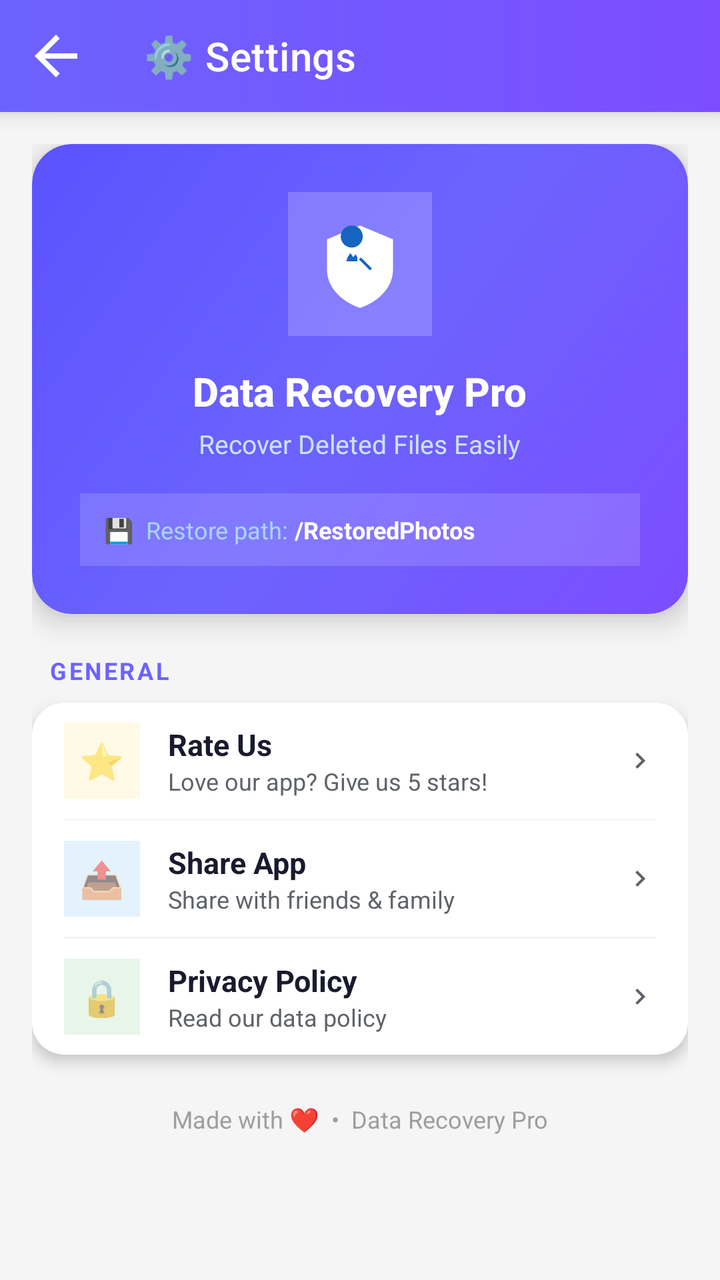
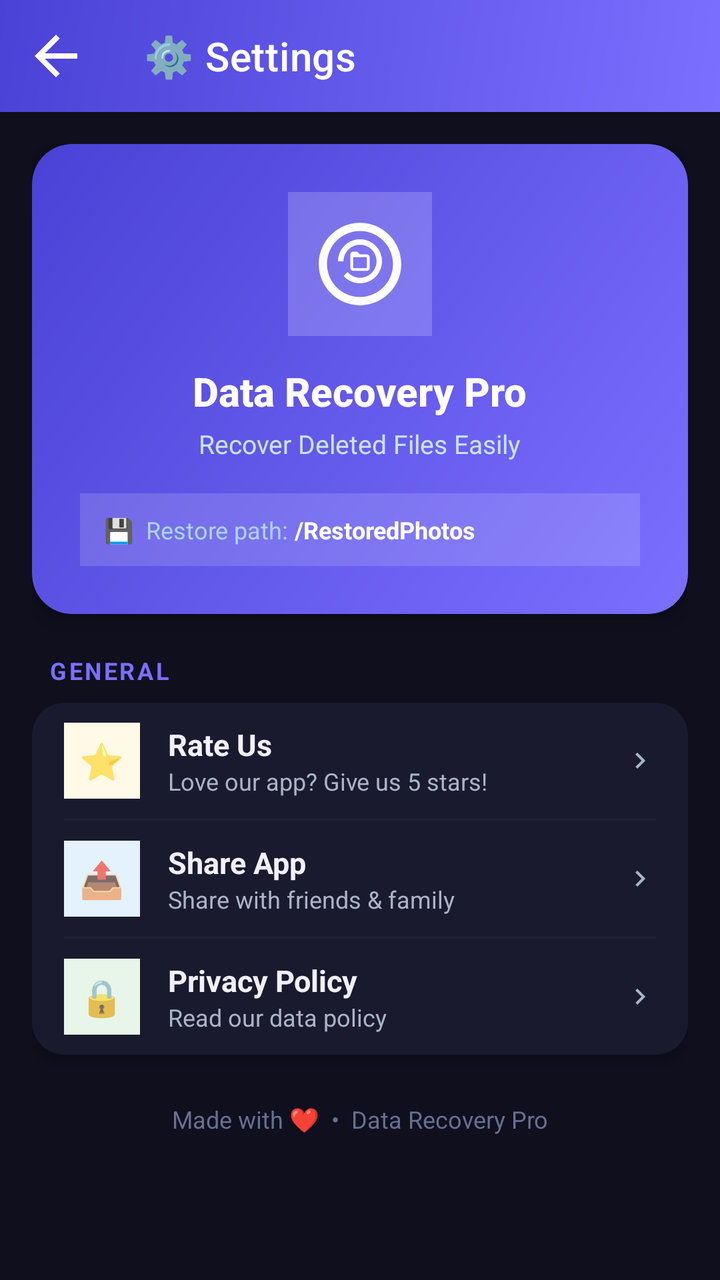

Two renders of the same Android screen: before a commit and after it. Below are the layout's source before the change and the commit's diff.
<!-- AndroidManifest.xml: application theme Theme.PhotoRecoveryNew -->
<!-- res/layout/activity_setting.xml -->
<?xml version="1.0" encoding="utf-8"?>
<RelativeLayout xmlns:android="http://schemas.android.com/apk/res/android"
    xmlns:app="http://schemas.android.com/apk/res-auto"
    xmlns:tools="http://schemas.android.com/tools"
    android:layout_width="match_parent"
    android:layout_height="match_parent"
    android:background="@color/colorBackground"
    tools:context=".activity.SettingActivity">

    
    <com.google.android.material.appbar.AppBarLayout
        android:id="@+id/appbar"
        android:layout_width="match_parent"
        android:layout_height="wrap_content"
        android:background="@drawable/bg_toolbar_gradient"
        android:elevation="6dp">

        <com.google.android.material.appbar.MaterialToolbar
            android:id="@+id/toolBar"
            android:layout_width="match_parent"
            android:layout_height="?attr/actionBarSize"
            android:background="@android:color/transparent"
            app:navigationIcon="@drawable/ic_back_white"
            app:title="⚙️ Settings"
            app:titleTextColor="@color/white" />
    </com.google.android.material.appbar.AppBarLayout>

    
    <ScrollView
        android:layout_width="match_parent"
        android:layout_height="match_parent"
        android:layout_below="@id/appbar"
        android:scrollbars="none">

        <LinearLayout
            android:layout_width="match_parent"
            android:layout_height="wrap_content"
            android:orientation="vertical"
            android:padding="16dp">

            
            <androidx.cardview.widget.CardView
                android:layout_width="match_parent"
                android:layout_height="wrap_content"
                android:layout_marginBottom="20dp"
                app:cardCornerRadius="20dp"
                app:cardElevation="8dp">

                <LinearLayout
                    android:layout_width="match_parent"
                    android:layout_height="wrap_content"
                    android:background="@drawable/bg_banner_gradient"
                    android:orientation="vertical"
                    android:gravity="center"
                    android:padding="24dp">

                    
                    <LinearLayout
                        android:layout_width="72dp"
                        android:layout_height="72dp"
                        android:gravity="center"
                        android:background="#30FFFFFF"
                        android:layout_marginBottom="14dp">
                        <ImageView
                            android:layout_width="44dp"
                            android:layout_height="44dp"
                            android:src="@drawable/ic_app_logo"/>
                    </LinearLayout>

                    <TextView
                        android:layout_width="wrap_content"
                        android:layout_height="wrap_content"
                        android:text="Data Recovery Pro"
                        android:textColor="@color/white"
                        android:textSize="20sp"
                        android:textStyle="bold"
                        android:fontFamily="sans-serif-medium"/>

                    <TextView
                        android:layout_width="wrap_content"
                        android:layout_height="wrap_content"
                        android:text="Recover Deleted Files Easily"
                        android:textColor="#CCE3FF"
                        android:textSize="13sp"
                        android:layout_marginTop="4dp"/>

                    
                    <LinearLayout
                        android:layout_width="match_parent"
                        android:layout_height="wrap_content"
                        android:orientation="horizontal"
                        android:gravity="center"
                        android:background="#25FFFFFF"
                        android:paddingHorizontal="12dp"
                        android:paddingVertical="10dp"
                        android:layout_marginTop="16dp">

                        <TextView
                            android:layout_width="wrap_content"
                            android:layout_height="wrap_content"
                            android:text="💾  Restore path: "
                            android:textColor="#AAD4FF"
                            android:textSize="12sp"/>

                        <TextView
                            android:id="@+id/storagePath"
                            android:layout_width="0dp"
                            android:layout_height="wrap_content"
                            android:layout_weight="1"
                            android:text="/RestoredPhotos"
                            android:textColor="@color/white"
                            android:textSize="12sp"
                            android:textStyle="bold"
                            android:ellipsize="middle"
                            android:singleLine="true"/>
                    </LinearLayout>
                </LinearLayout>
            </androidx.cardview.widget.CardView>

            
            <TextView
                android:layout_width="wrap_content"
                android:layout_height="wrap_content"
                android:text="  GENERAL"
                android:textColor="@color/colorPrimary"
                android:textSize="12sp"
                android:textStyle="bold"
                android:letterSpacing="0.1"
                android:layout_marginBottom="8dp"/>

            
            <androidx.cardview.widget.CardView
                android:layout_width="match_parent"
                android:layout_height="wrap_content"
                android:layout_marginBottom="20dp"
                app:cardCornerRadius="16dp"
                app:cardElevation="4dp"
                app:cardBackgroundColor="@color/white">

                <LinearLayout
                    android:layout_width="match_parent"
                    android:layout_height="wrap_content"
                    android:orientation="vertical">

                    
                    <LinearLayout
                        android:id="@+id/ratting"
                        android:layout_width="match_parent"
                        android:layout_height="58dp"
                        android:orientation="horizontal"
                        android:gravity="center_vertical"
                        android:paddingHorizontal="16dp"
                        android:background="?attr/selectableItemBackground"
                        android:clickable="true"
                        android:focusable="true">

                        <LinearLayout
                            android:layout_width="38dp"
                            android:layout_height="38dp"
                            android:gravity="center"
                            android:background="#FFF9E6"
                            android:layout_marginEnd="14dp">
                            <TextView android:layout_width="wrap_content" android:layout_height="wrap_content"
                                android:text="⭐" android:textSize="18sp"/>
                        </LinearLayout>

                        <LinearLayout
                            android:layout_width="0dp"
                            android:layout_height="wrap_content"
                            android:layout_weight="1"
                            android:orientation="vertical">
                            <TextView android:layout_width="wrap_content" android:layout_height="wrap_content"
                                android:text="Rate Us"
                                android:textColor="@color/colorTextPrimary"
                                android:textSize="15sp"
                                android:textStyle="bold"/>
                            <TextView android:layout_width="wrap_content" android:layout_height="wrap_content"
                                android:text="Love our app? Give us 5 stars!"
                                android:textColor="@color/colorTextSecondary"
                                android:textSize="12sp"/>
                        </LinearLayout>

                        <ImageView android:layout_width="16dp" android:layout_height="16dp"
                            android:src="@drawable/ic_chevron_right" app:tint="@color/colorTextSecondary"/>
                    </LinearLayout>

                    <View android:layout_width="match_parent" android:layout_height="1dp"
                        android:background="@color/md_grey_100" android:layout_marginHorizontal="16dp"/>

                    
                    <LinearLayout
                        android:id="@+id/share"
                        android:layout_width="match_parent"
                        android:layout_height="58dp"
                        android:orientation="horizontal"
                        android:gravity="center_vertical"
                        android:paddingHorizontal="16dp"
                        android:background="?attr/selectableItemBackground"
                        android:clickable="true"
                        android:focusable="true">

                        <LinearLayout
                            android:layout_width="38dp"
                            android:layout_height="38dp"
                            android:gravity="center"
                            android:background="#E3F2FD"
                            android:layout_marginEnd="14dp">
                            <TextView android:layout_width="wrap_content" android:layout_height="wrap_content"
                                android:text="📤" android:textSize="18sp"/>
                        </LinearLayout>

                        <LinearLayout
                            android:layout_width="0dp"
                            android:layout_height="wrap_content"
                            android:layout_weight="1"
                            android:orientation="vertical">
                            <TextView android:layout_width="wrap_content" android:layout_height="wrap_content"
                                android:text="Share App"
                                android:textColor="@color/colorTextPrimary"
                                android:textSize="15sp"
                                android:textStyle="bold"/>
                            <TextView android:layout_width="wrap_content" android:layout_height="wrap_content"
                                android:text="Share with friends &amp; family"
                                android:textColor="@color/colorTextSecondary"
                                android:textSize="12sp"/>
                        </LinearLayout>

                        <ImageView android:layout_width="16dp" android:layout_height="16dp"
                            android:src="@drawable/ic_chevron_right" app:tint="@color/colorTextSecondary"/>
                    </LinearLayout>

                    <View android:layout_width="match_parent" android:layout_height="1dp"
                        android:background="@color/md_grey_100" android:layout_marginHorizontal="16dp"/>

                    
                    <LinearLayout
                        android:id="@+id/privacy_policy"
                        android:layout_width="match_parent"
                        android:layout_height="58dp"
                        android:orientation="horizontal"
                        android:gravity="center_vertical"
                        android:paddingHorizontal="16dp"
                        android:background="?attr/selectableItemBackground"
                        android:clickable="true"
                        android:focusable="true">

                        <LinearLayout
                            android:layout_width="38dp"
                            android:layout_height="38dp"
                            android:gravity="center"
                            android:background="#E8F5E9"
                            android:layout_marginEnd="14dp">
                            <TextView android:layout_width="wrap_content" android:layout_height="wrap_content"
                                android:text="🔒" android:textSize="18sp"/>
                        </LinearLayout>

                        <LinearLayout
                            android:layout_width="0dp"
                            android:layout_height="wrap_content"
                            android:layout_weight="1"
                            android:orientation="vertical">
                            <TextView android:layout_width="wrap_content" android:layout_height="wrap_content"
                                android:text="Privacy Policy"
                                android:textColor="@color/colorTextPrimary"
                                android:textSize="15sp"
                                android:textStyle="bold"/>
                            <TextView android:layout_width="wrap_content" android:layout_height="wrap_content"
                                android:text="Read our data policy"
                                android:textColor="@color/colorTextSecondary"
                                android:textSize="12sp"/>
                        </LinearLayout>

                        <ImageView android:layout_width="16dp" android:layout_height="16dp"
                            android:src="@drawable/ic_chevron_right" app:tint="@color/colorTextSecondary"/>
                    </LinearLayout>

                </LinearLayout>
            </androidx.cardview.widget.CardView>

            
            <TextView
                android:layout_width="match_parent"
                android:layout_height="wrap_content"
                android:text="Made with ❤️  •  Data Recovery Pro"
                android:textColor="@color/colorTextHint"
                android:textSize="12sp"
                android:gravity="center"
                android:layout_marginTop="4dp"/>

        </LinearLayout>
    </ScrollView>

</RelativeLayout>
<!-- resources referenced by this layout -->
<resources>
  <color name="colorBackground">#F5F5F5</color>
  <color name="colorPrimary">#6C63FF</color>
  <color name="colorTextHint">#9E9E9E</color>
  <color name="colorTextPrimary">#1A1A2E</color>
  <color name="colorTextSecondary">#5F6368</color>
  <color name="md_grey_100">#F5F5F5</color>
  <color name="white">#FFFFFFFF</color>
  <!-- drawable bg_banner_gradient (drawable) -->
  <?xml version="1.0" encoding="utf-8"?>
  <shape xmlns:android="http://schemas.android.com/apk/res/android"
      android:shape="rectangle">
      <gradient
          android:angle="135"
          android:startColor="#7C4DFF"
          android:centerColor="#6C63FF"
          android:endColor="#5C52FF"
          android:type="linear"/>
      <corners android:radius="20dp"/>
  </shape>
  <!-- drawable bg_toolbar_gradient (drawable) -->
  <?xml version="1.0" encoding="utf-8"?>
  <shape xmlns:android="http://schemas.android.com/apk/res/android"
      android:shape="rectangle">
      <gradient
          android:angle="180"
          android:startColor="#7C4DFF"
          android:endColor="#6C63FF"
          android:type="linear"/>
  </shape>
  <!-- drawable ic_app_logo (drawable) -->
  <?xml version="1.0" encoding="utf-8"?>
  <vector xmlns:android="http://schemas.android.com/apk/res/android"
      android:width="64dp"
      android:height="64dp"
      android:viewportWidth="64"
      android:viewportHeight="64">
      
      <path
          android:fillColor="#FFFFFF"
          android:pathData="M32,4 L8,14 L8,36 C8,50 20,60 32,64 C44,60 56,50 56,36 L56,14 Z"/>
      
      <path
          android:fillColor="#20FFFFFF"
          android:pathData="M32,8 L12,17 L12,36 C12,48 22,57 32,60 C42,57 52,48 52,36 L52,17 Z"/>
      
      <path
          android:fillColor="#1565C0"
          android:pathData="M26,20 A8,8 0 1,1 26.001,20 Z"/>
      
      <path
          android:fillColor="#1565C0"
          android:strokeColor="#1565C0"
          android:strokeWidth="2"
          android:pathData="M32,28 L40,36"/>
      
      <path
          android:fillColor="#FFFFFF"
          android:pathData="M22,22 L30,22 L30,30 L22,30 Z"/>
      <path
          android:fillColor="#1565C0"
          android:pathData="M23,27 L25,24 L27,27 L29,25 L30,27 L30,30 L22,30 Z"/>
  </vector>
  <!-- drawable ic_back_white (drawable) -->
  <?xml version="1.0" encoding="utf-8"?>
  <vector xmlns:android="http://schemas.android.com/apk/res/android"
      android:width="32dp"
      android:height="32dp"
      android:viewportWidth="24"
      android:viewportHeight="24">
      <path
          android:fillColor="#FFFFFF"
          android:pathData="M20,11H7.83l5.59,-5.59L12,4l-8,8 8,8 1.41,-1.41L7.83,13H20v-2z"/>
  </vector>
  <!-- drawable ic_chevron_right (drawable) -->
  <?xml version="1.0" encoding="utf-8"?>
  <vector xmlns:android="http://schemas.android.com/apk/res/android"
      android:width="32dp"
      android:height="32dp"
      android:viewportWidth="24"
      android:viewportHeight="24">
      <path
          android:fillColor="#FFFFFF"
          android:pathData="M8.59,16.59L13.17,12L8.59,7.41L10,6L16,12L10,18L8.59,16.59Z"/>
  </vector>
  <style name="Theme.PhotoRecoveryNew" parent="Theme.MaterialComponents.Light.NoActionBar">
          <item name="colorPrimary">@color/colorPrimary</item>
          <item name="colorPrimaryVariant">@color/colorPrimaryDark</item>
          <item name="colorOnPrimary">@color/white</item>
          <item name="colorSecondary">@color/colorAccent</item>
          <item name="colorOnSecondary">@color/white</item>
          <item name="android:windowBackground">@color/colorBackground</item>
          <item name="android:statusBarColor" tools:targetApi="l">#FFFFFF</item>
          <item name="android:windowLightStatusBar" tools:targetApi="m">true</item>
      </style>
  <color name="colorPrimaryDark">#4A42D6</color>
  <color name="colorAccent">#6C63FF</color>
</resources>

<!-- the commit's change to res/layout/activity_setting.xml (unified diff, before → after) -->
@@ -44,7 +44,8 @@
                 android:layout_height="wrap_content"
                 android:layout_marginBottom="20dp"
                 app:cardCornerRadius="20dp"
-                app:cardElevation="8dp">
+                app:cardElevation="8dp"
+                app:cardBackgroundColor="@color/colorSurface">
 
                 <LinearLayout
                     android:layout_width="match_parent"
@@ -135,7 +136,7 @@
                 android:layout_marginBottom="20dp"
                 app:cardCornerRadius="16dp"
                 app:cardElevation="4dp"
-                app:cardBackgroundColor="@color/white">
+                app:cardBackgroundColor="@color/colorSurface">
 
                 <LinearLayout
                     android:layout_width="match_parent"
<!-- resource entries referenced after the edit -->
@@ -1,22 +1,21 @@
 <!-- resources referenced by this layout -->
 <resources>
-  <color name="colorBackground">#F5F5F5</color>
-  <color name="colorPrimary">#6C63FF</color>
-  <color name="colorTextHint">#9E9E9E</color>
-  <color name="colorTextPrimary">#1A1A2E</color>
-  <color name="colorTextSecondary">#5F6368</color>
-  <color name="md_grey_100">#F5F5F5</color>
+  <color name="colorBackground">#0F0F1E</color>
+  <color name="colorPrimary">#7B6FFF</color>
+  <color name="colorSurface">#1A1A2E</color>
+  <color name="colorTextHint">#667090</color>
+  <color name="colorTextPrimary">#F0F0FF</color>
+  <color name="colorTextSecondary">#AAB4C8</color>
+  <color name="md_grey_100">#1F1F35</color>
   <color name="white">#FFFFFFFF</color>
   <!-- drawable bg_banner_gradient (drawable) -->
   <?xml version="1.0" encoding="utf-8"?>
   <shape xmlns:android="http://schemas.android.com/apk/res/android"
       android:shape="rectangle">
       <gradient
-          android:angle="135"
-          android:startColor="#7C4DFF"
-          android:centerColor="#6C63FF"
-          android:endColor="#5C52FF"
-          android:type="linear"/>
+          android:startColor="#7B6FFF"
+          android:endColor="#4A42D6"
+          android:angle="135"/>
       <corners android:radius="20dp"/>
   </shape>
   <!-- drawable bg_toolbar_gradient (drawable) -->
@@ -24,10 +23,9 @@
   <shape xmlns:android="http://schemas.android.com/apk/res/android"
       android:shape="rectangle">
       <gradient
-          android:angle="180"
-          android:startColor="#7C4DFF"
-          android:endColor="#6C63FF"
-          android:type="linear"/>
+          android:startColor="#7B6FFF"
+          android:endColor="#4A42D6"
+          android:angle="135"/>
   </shape>
   <!-- drawable ic_app_logo (drawable) -->
   <?xml version="1.0" encoding="utf-8"?>
@@ -39,28 +37,15 @@
       
       <path
           android:fillColor="#FFFFFF"
-          android:pathData="M32,4 L8,14 L8,36 C8,50 20,60 32,64 C44,60 56,50 56,36 L56,14 Z"/>
-      
-      <path
-          android:fillColor="#20FFFFFF"
-          android:pathData="M32,8 L12,17 L12,36 C12,48 22,57 32,60 C42,57 52,48 52,36 L52,17 Z"/>
-      
-      <path
-          android:fillColor="#1565C0"
-          android:pathData="M26,20 A8,8 0 1,1 26.001,20 Z"/>
-      
-      <path
-          android:fillColor="#1565C0"
-          android:strokeColor="#1565C0"
-          android:strokeWidth="2"
-          android:pathData="M32,28 L40,36"/>
+          android:pathData="M32,2C15.43,2 2,15.43 2,32C2,48.57 15.43,62 32,62C48.57,62 62,48.57 62,32C62,15.43 48.57,2 32,2ZM32,56C18.77,56 8,45.23 8,32C8,18.77 18.77,8 32,8C45.23,8 56,18.77 56,32C56,45.23 45.23,56 32,56Z"/>
       
       <path
           android:fillColor="#FFFFFF"
-          android:pathData="M22,22 L30,22 L30,30 L22,30 Z"/>
+          android:pathData="M32,14C23.16,14 16,21.16 16,30H20C20,23.37 25.37,18 32,18C38.63,18 44,23.37 44,30C44,36.63 38.63,42 32,42C28.37,42 25.13,40.38 23,37.8L20.1,40.7C23.03,44 27.28,46 32,46C40.84,46 48,38.84 48,30C48,21.16 40.84,14 32,14Z"/>
+      
       <path
-          android:fillColor="#1565C0"
-          android:pathData="M23,27 L25,24 L27,27 L29,25 L30,27 L30,30 L22,30 Z"/>
+          android:fillColor="#FFFFFF"
+          android:pathData="M37,25H32L30,23H27C25.9,23 25,23.9 25,25V35C25,36.1 25.9,37 27,37H37C38.1,37 39,36.1 39,35V27C39,25.9 38.1,25 37,25ZM37,35H27V27H37V35Z"/>
   </vector>
   <!-- drawable ic_back_white (drawable) -->
   <?xml version="1.0" encoding="utf-8"?>
@@ -84,17 +69,19 @@
           android:fillColor="#FFFFFF"
           android:pathData="M8.59,16.59L13.17,12L8.59,7.41L10,6L16,12L10,18L8.59,16.59Z"/>
   </vector>
-  <style name="Theme.PhotoRecoveryNew" parent="Theme.MaterialComponents.Light.NoActionBar">
+  <style name="Theme.PhotoRecoveryNew" parent="Theme.MaterialComponents.NoActionBar">
           <item name="colorPrimary">@color/colorPrimary</item>
           <item name="colorPrimaryVariant">@color/colorPrimaryDark</item>
           <item name="colorOnPrimary">@color/white</item>
-          <item name="colorSecondary">@color/colorAccent</item>
+          <item name="colorSecondary">@color/colorSecondary</item>
           <item name="colorOnSecondary">@color/white</item>
           <item name="android:windowBackground">@color/colorBackground</item>
-          <item name="android:statusBarColor" tools:targetApi="l">#FFFFFF</item>
-          <item name="android:windowLightStatusBar" tools:targetApi="m">true</item>
+          <item name="android:statusBarColor" tools:targetApi="l">@color/colorBackground</item>
+          <item name="android:navigationBarColor">@color/colorNavBackground</item>
+          <item name="android:windowLightStatusBar" tools:targetApi="m">false</item>
       </style>
-  <color name="colorPrimaryDark">#4A42D6</color>
-  <color name="colorAccent">#6C63FF</color>
+  <color name="colorPrimaryDark">#5A4FE0</color>
+  <color name="colorSecondary">#00D4AA</color>
+  <color name="colorNavBackground">#12121F</color>
 </resources>
 
